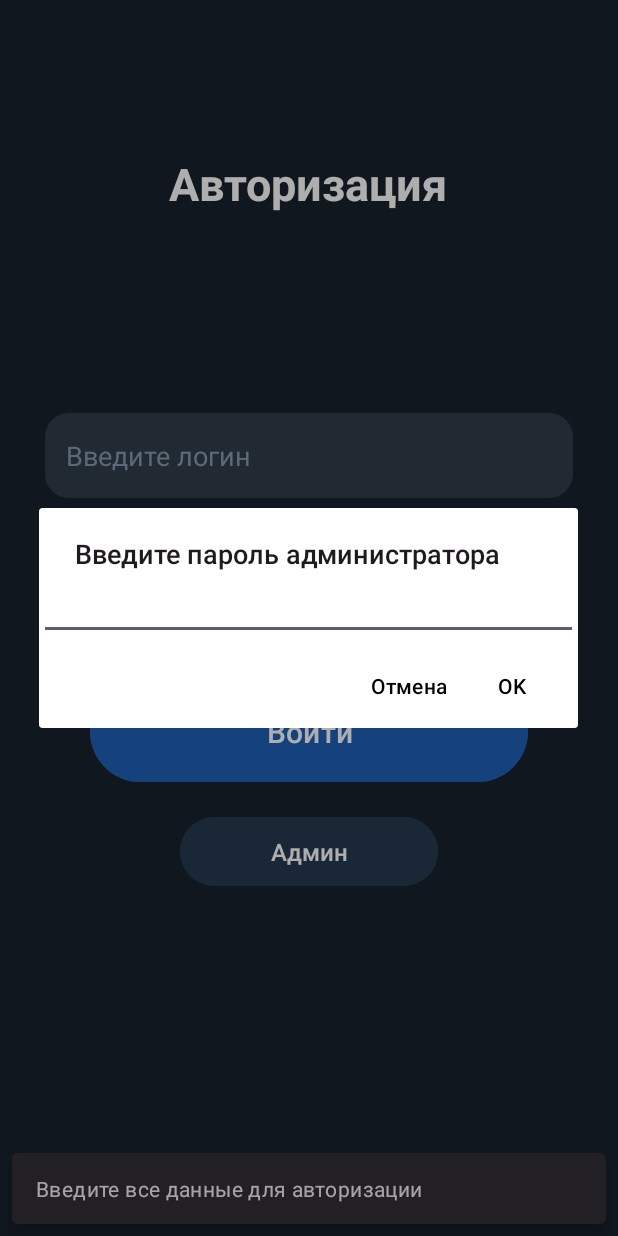
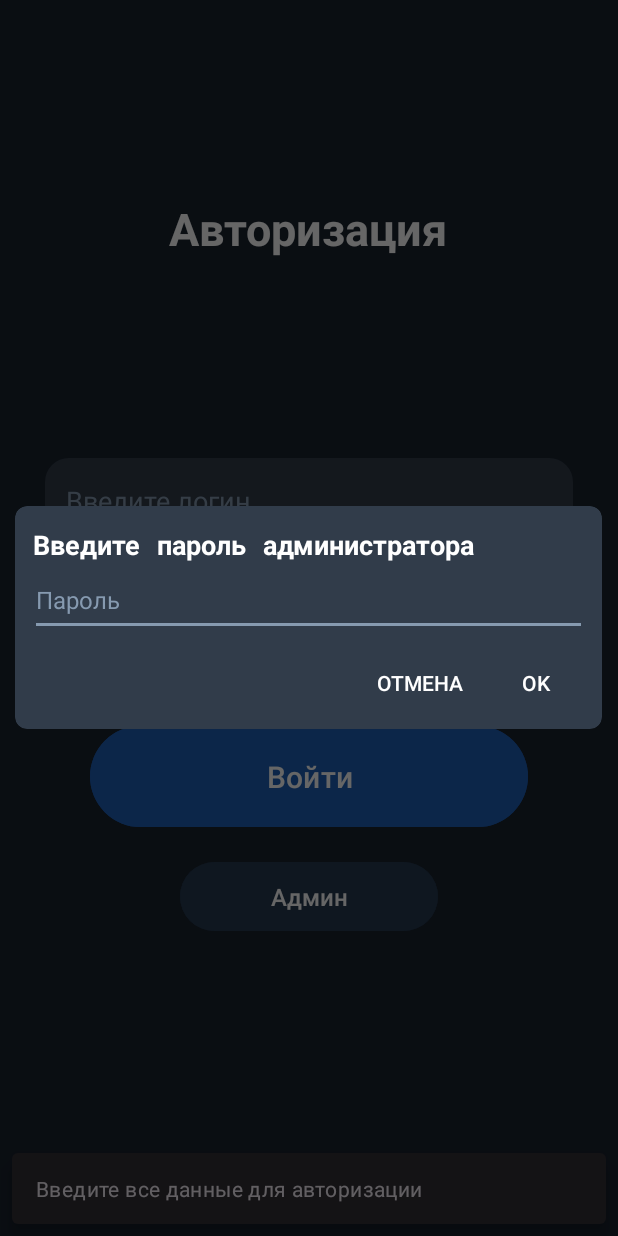
Before and after one commit to urusbievv/testWordKt, an Android app: the screen it shows after launch (MainActivity), after a tap on "Админ", on a phone screen of 412 x 824 dp. Run offline under Robolectric (Android 15) with nearby library versions, the phone set to English and light mode, and no system bars; our stand-ins replace Firebase (no records; nobody signed in at launch, a user with empty details on screens opened directly); libraries missing offline, so code that uses them is left out: com.rengwuxian.materialedittext; 1 other tap on this screen came first.

Commit message:
add design in dialog

```diff
--- a/app/src/main/java/com/example/testwordkot/activity/MainActivity.kt
+++ b/app/src/main/java/com/example/testwordkot/activity/MainActivity.kt
@@ -62,14 +62,12 @@ class MainActivity : AppCompatActivity() {
         passwordEditText = findViewById(R.id.password_edit_text)
     }
 
-    private fun showAdminPasswordDialog(){
-        val builder =  AlertDialog.Builder(this)
-        builder.setTitle("Введите пароль администратора")
+    private fun showAdminPasswordDialog() {
+        val builder = AlertDialog.Builder(this, R.style.CustomAlertDialogStyle)
+        val dialogView = layoutInflater.inflate(R.layout.custom_dialog, null)
+        builder.setView(dialogView)
 
-        // Создаем EditText для ввода пароля
-        val passwordEditText = EditText(this)
-        builder.setView(passwordEditText)
-
+        val passwordEditText = dialogView.findViewById<EditText>(R.id.passwordEditText)
         builder.setPositiveButton("OK") { _, _ ->
             val enteredPassword = passwordEditText.text.toString()
             val correctPassword = "123456" // Пароль для входа в режим Admin
@@ -85,6 +83,7 @@ class MainActivity : AppCompatActivity() {
 
         builder.show()
     }
+
 
     private fun onLoginButtonClicked(){
         val email: String = emailEditText.text.toString()
--- /dev/null
+++ b/app/src/main/res/drawable/dialog_background.xml
@@ -0,0 +1,5 @@
+<?xml version="1.0" encoding="utf-8"?>
+<shape xmlns:android="http://schemas.android.com/apk/res/android">
+    <solid android:color="#313C4A" /> <!-- Цвет фона -->
+    <corners android:radius="8dp" /> <!-- Закругленные углы -->
+</shape>
--- a/app/src/main/res/layout/activity_main.xml
+++ b/app/src/main/res/layout/activity_main.xml
@@ -13,7 +13,7 @@
         android:layout_width="match_parent"
         android:layout_height="wrap_content"
         android:layout_centerHorizontal="true"
-        android:layout_marginTop="100dp"
+        android:layout_marginTop="130dp"
         android:gravity="center"
         android:orientation="vertical">
 
--- /dev/null
+++ b/app/src/main/res/layout/custom_dialog.xml
@@ -0,0 +1,31 @@
+<?xml version="1.0" encoding="utf-8"?>
+<LinearLayout xmlns:android="http://schemas.android.com/apk/res/android"
+    android:layout_width="match_parent"
+    android:layout_height="wrap_content"
+    android:orientation="vertical">
+
+    <TextView
+        android:id="@+id/dialog_title"
+        android:layout_width="match_parent"
+        android:layout_height="wrap_content"
+        android:layout_marginTop="12dp"
+        android:text="Введите пароль администратора"
+        android:layout_marginStart="12dp"
+        android:textSize="18sp"
+        android:textColor="@color/white"
+        android:fontFamily="@font/intelone"
+        android:textAppearance="?android:attr/textAppearanceLarge" />
+
+    <EditText
+        android:id="@+id/passwordEditText"
+        android:layout_width="match_parent"
+        android:layout_height="wrap_content"
+        android:layout_marginHorizontal="10dp"
+        android:textColor="@color/white"
+        android:backgroundTint="@color/text_all"
+        android:textColorHint="@color/text_all"
+        android:textSize="16sp"
+        android:hint="Пароль"
+        android:minHeight="48dp" />
+
+</LinearLayout>
--- a/app/src/main/res/values/themes.xml
+++ b/app/src/main/res/values/themes.xml
@@ -7,5 +7,10 @@
 
     </style>
 
+    <style name="CustomAlertDialogStyle" parent="Theme.AppCompat.Light.Dialog.Alert">
+        <item name="android:windowBackground">@drawable/dialog_background</item>
+        <!-- Другие параметры стиля -->
+    </style>
+
     <style name="Theme.TestWordKot" parent="Base.Theme.TestWordKot" />
 </resources>
```
